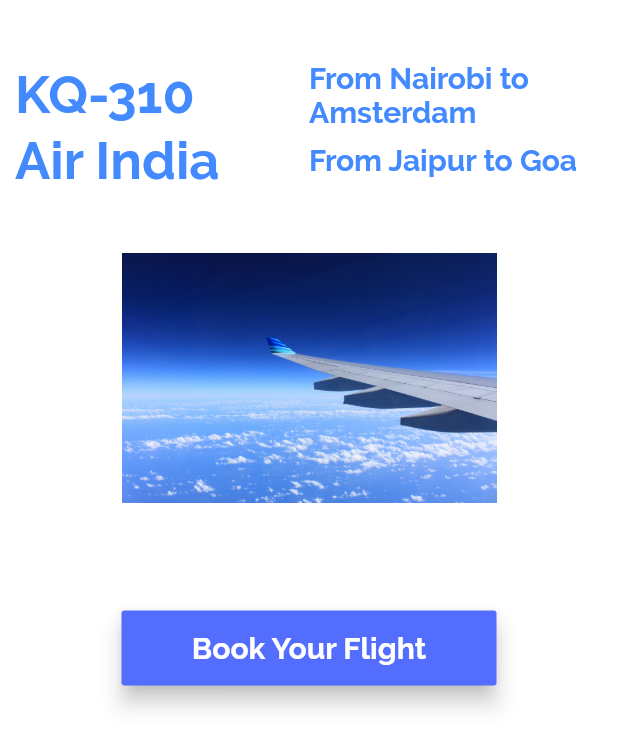
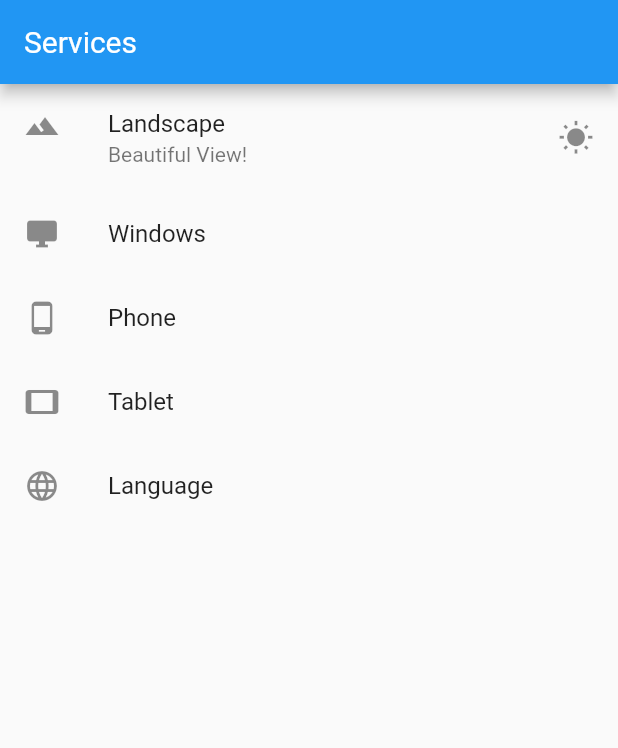
Before and after one commit to IamMutevu/secondFlutterApp, a Flutter app: the screen it shows after launch, on a phone screen of 412 x 824 dp. Shown: the top 748 px of the screen. Run offline on Flutter 3.47's test engine with Material 2 defaults, Android fonts, the phone set to English and light mode, and no system bars.

Commit message:
List view added

```diff
--- /dev/null
+++ b/lib/app_screens/flights.dart
@@ -0,0 +1,47 @@
+import 'package:flutter/material.dart';
+
+class Flights extends StatelessWidget{
+  @override
+  Widget build(BuildContext context) {
+    // TODO: implement build
+    return Scaffold(
+      appBar: AppBar(title: Text("Services"),),
+      body: getListView(),
+    );
+  }
+}
+
+Widget getListView(){
+
+  var listView = ListView(
+    children: <Widget>[
+      ListTile(
+        leading: Icon(Icons.landscape),
+        title: Text("Landscape"),
+        subtitle: Text("Beautiful View!"),
+        trailing: Icon(Icons.wb_sunny),
+        onTap: (){
+          debugPrint("Tapped");
+        },
+      ),
+      ListTile(
+        leading: Icon(Icons.desktop_windows),
+        title: Text("Windows"),
+      ),
+      ListTile(
+        leading: Icon(Icons.phone_android),
+        title: Text("Phone"),
+      ),
+      ListTile(
+        leading: Icon(Icons.tablet),
+        title: Text("Tablet"),
+      ),
+      ListTile(
+        leading: Icon(Icons.language),
+        title: Text("Language"),
+      )
+    ]
+  );
+
+  return listView;
+}
--- a/lib/main.dart
+++ b/lib/main.dart
@@ -1,11 +1,11 @@
 import 'package:flutter/material.dart';
 import './app_screens/home.dart';
-
+import './app_screens/flights.dart';
 
 void main(){
   runApp(MaterialApp(
     title: "Exploring UI widgets",
-    home: Home(),
+    home: Flights(),
   ));
 
 
--- a/pubspec.yaml
+++ b/pubspec.yaml
@@ -43,7 +43,6 @@ flutter:
   # To add assets to your application, add an assets section, like this:
   assets:
     - images/plane.jpg
-    - images/a_dot_ham.jpeg
 
   # An image asset can refer to one or more resolution-specific "variants", see
   # https://flutter.dev/assets-and-images/#resolution-aware.
```
Also changed, not shown: lib/app_screens/home.dart (+30 -1 lines).
